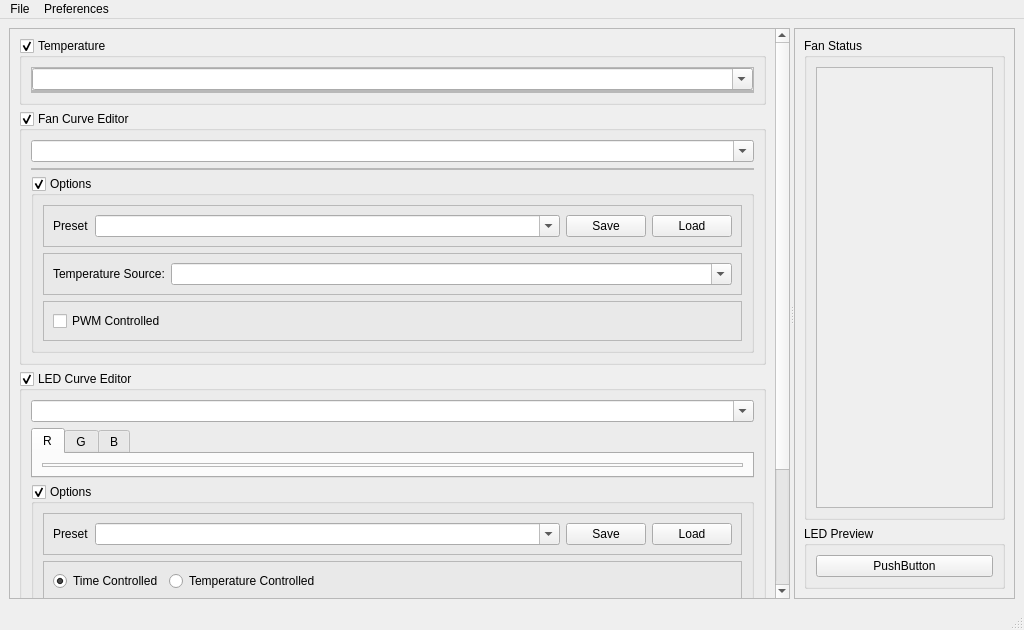
kugurst/leviathans-breath, file gui/gui.ui: the form before one commit.
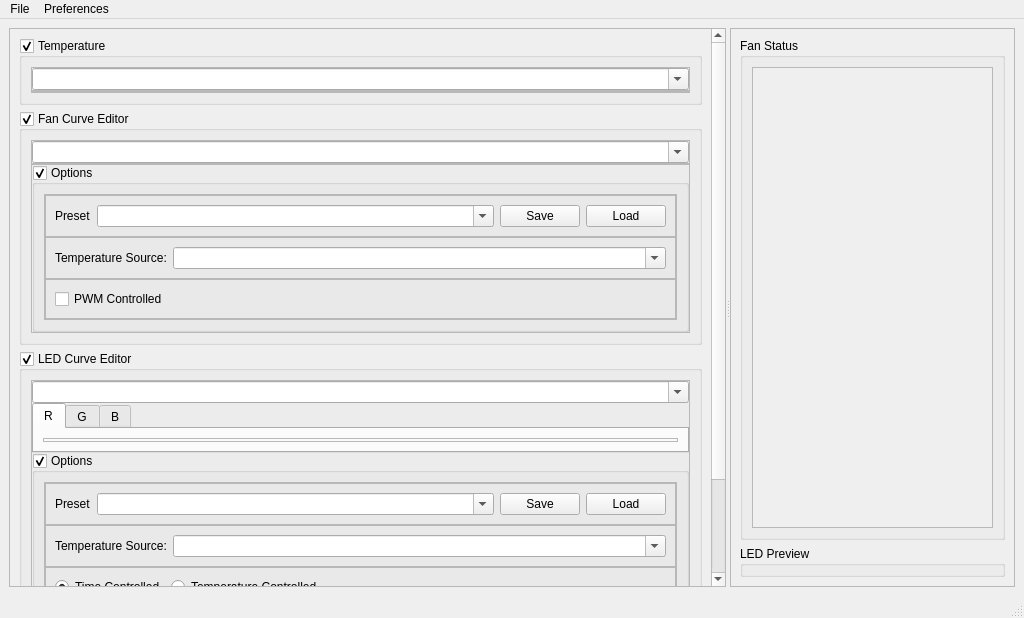
The form after the commit. Icons and pictures are not drawn.

Commit message: Fleshed out a config file for presets and names

The edit to the form file:
```diff
--- a/gui/gui.ui
+++ b/gui/gui.ui
@@ -7,12 +7,16 @@
     <x>0</x>
     <y>0</y>
     <width>1024</width>
-    <height>630</height>
+    <height>618</height>
    </rect>
   </property>
   <property name="windowTitle">
    <string>Leviathan's Breath</string>
   </property>
+  <property name="windowIcon">
+   <iconset>
+    <normaloff>logo.svg</normaloff>logo.svg</iconset>
+  </property>
   <widget class="QWidget" name="centralwidget">
    <layout class="QGridLayout" name="gridLayout_2">
     <item row="0" column="0">
@@ -28,28 +32,45 @@
         <property name="geometry">
          <rect>
           <x>0</x>
-          <y>-248</y>
-          <width>787</width>
-          <height>819</height>
+          <y>0</y>
+          <width>708</width>
+          <height>797</height>
          </rect>
         </property>
         <layout class="QGridLayout" name="gl_sawc_chart">
          <item row="1" column="0">
-          <widget class="QGroupBox" name="gb_curve_editor">
+          <widget class="QGroupBox" name="gb_fan_curve_editor">
            <property name="title">
             <string>Fan Curve Editor</string>
            </property>
            <property name="checkable">
             <bool>true</bool>
            </property>
-           <layout class="QGridLayout" name="gridLayout_12">
+           <layout class="QGridLayout" name="gl_fan_curve_editor">
             <item row="0" column="0">
-             <widget class="QComboBox" name="cb_fan_curve_selection">
-              <property name="editable">
-               <bool>true</bool>
+             <widget class="QFrame" name="f_fan_curve_editor_anim">
+              <property name="frameShape">
+               <enum>QFrame::StyledPanel</enum>
               </property>
-             </widget>
-            </item>
+              <property name="frameShadow">
+               <enum>QFrame::Raised</enum>
+              </property>
+              <layout class="QGridLayout" name="gl_fan_curve_editor_anim">
+               <property name="leftMargin">
+                <number>0</number>
+               </property>
+               <property name="topMargin">
+                <number>0</number>
+               </property>
+               <property name="rightMargin">
+                <number>0</number>
+               </property>
+               <property name="bottomMargin">
+                <number>0</number>
+               </property>
+               <property name="spacing">
+                <number>0</number>
+               </property>
             <item row="2" column="0">
              <widget class="QGroupBox" name="gb_fan_curve_options">
               <property name="title">
@@ -59,7 +80,80 @@
                <bool>true</bool>
               </property>
               <layout class="QFormLayout" name="formLayout">
-               <item row="1" column="0" colspan="2">
+                  <item row="0" column="0" colspan="2">
+                   <widget class="QFrame" name="f_fan_curve_options_anim">
+                    <property name="frameShape">
+                     <enum>QFrame::StyledPanel</enum>
+                    </property>
+                    <property name="frameShadow">
+                     <enum>QFrame::Raised</enum>
+                    </property>
+                    <layout class="QGridLayout" name="gl_fan_curve_options_anim">
+                     <property name="leftMargin">
+                      <number>0</number>
+                     </property>
+                     <property name="topMargin">
+                      <number>0</number>
+                     </property>
+                     <property name="rightMargin">
+                      <number>0</number>
+                     </property>
+                     <property name="bottomMargin">
+                      <number>0</number>
+                     </property>
+                     <property name="spacing">
+                      <number>0</number>
+                     </property>
+                     <item row="0" column="0">
+                      <widget class="QFrame" name="f_fan_options_preset">
+                       <property name="frameShape">
+                        <enum>QFrame::StyledPanel</enum>
+                       </property>
+                       <property name="frameShadow">
+                        <enum>QFrame::Raised</enum>
+                       </property>
+                       <layout class="QHBoxLayout" name="horizontalLayout">
+                        <item>
+                         <widget class="QLabel" name="label_6">
+                          <property name="text">
+                           <string>Preset</string>
+                          </property>
+                         </widget>
+                        </item>
+                        <item>
+                         <widget class="QComboBox" name="cb_fan_options_preset">
+                          <property name="sizePolicy">
+                           <sizepolicy hsizetype="MinimumExpanding" vsizetype="Fixed">
+                            <horstretch>0</horstretch>
+                            <verstretch>0</verstretch>
+                           </sizepolicy>
+                          </property>
+                          <property name="editable">
+                           <bool>true</bool>
+                          </property>
+                          <property name="insertPolicy">
+                           <enum>QComboBox::InsertAlphabetically</enum>
+                          </property>
+                         </widget>
+                        </item>
+                        <item>
+                         <widget class="QPushButton" name="pb_fan_options_save">
+                          <property name="text">
+                           <string>Save</string>
+                          </property>
+                         </widget>
+                        </item>
+                        <item>
+                         <widget class="QPushButton" name="pb_fan_options_load">
+                          <property name="text">
+                           <string>Load</string>
+                          </property>
+                         </widget>
+                        </item>
+                       </layout>
+                      </widget>
+                     </item>
+                     <item row="1" column="0">
                 <widget class="QFrame" name="f_fan_curve_temperature_source">
                  <property name="frameShape">
                   <enum>QFrame::StyledPanel</enum>
@@ -86,12 +180,15 @@
                     <property name="editable">
                      <bool>true</bool>
                     </property>
+                          <property name="insertPolicy">
+                           <enum>QComboBox::NoInsert</enum>
+                          </property>
                    </widget>
                   </item>
                  </layout>
                 </widget>
                </item>
-               <item row="2" column="0" colspan="2">
+                     <item row="2" column="0">
                 <widget class="QFrame" name="f_pwm_controlled">
                  <property name="frameShape">
                   <enum>QFrame::StyledPanel</enum>
@@ -110,49 +207,6 @@
                  </layout>
                 </widget>
                </item>
-               <item row="0" column="0" colspan="2">
-                <widget class="QFrame" name="f_fan_options_preset">
-                 <property name="frameShape">
-                  <enum>QFrame::StyledPanel</enum>
-                 </property>
-                 <property name="frameShadow">
-                  <enum>QFrame::Raised</enum>
-                 </property>
-                 <layout class="QHBoxLayout" name="horizontalLayout">
-                  <item>
-                   <widget class="QLabel" name="label_6">
-                    <property name="text">
-                     <string>Preset</string>
-                    </property>
-                   </widget>
-                  </item>
-                  <item>
-                   <widget class="QComboBox" name="cb_fan_options_preset">
-                    <property name="sizePolicy">
-                     <sizepolicy hsizetype="MinimumExpanding" vsizetype="Fixed">
-                      <horstretch>0</horstretch>
-                      <verstretch>0</verstretch>
-                     </sizepolicy>
-                    </property>
-                    <property name="editable">
-                     <bool>true</bool>
-                    </property>
-                   </widget>
-                  </item>
-                  <item>
-                   <widget class="QPushButton" name="pb_fan_options_save">
-                    <property name="text">
-                     <string>Save</string>
-                    </property>
-                   </widget>
-                  </item>
-                  <item>
-                   <widget class="QPushButton" name="pb_fan_options_load">
-                    <property name="text">
-                     <string>Load</string>
-                    </property>
-                   </widget>
-                  </item>
                  </layout>
                 </widget>
                </item>
@@ -186,6 +240,19 @@
               </layout>
              </widget>
             </item>
+               <item row="0" column="0">
+                <widget class="QComboBox" name="cb_fan_curve_selection">
+                 <property name="editable">
+                  <bool>true</bool>
+                 </property>
+                 <property name="insertPolicy">
+                  <enum>QComboBox::NoInsert</enum>
+                 </property>
+                </widget>
+               </item>
+              </layout>
+             </widget>
+            </item>
            </layout>
           </widget>
          </item>
@@ -239,6 +306,9 @@
                  <property name="editable">
                   <bool>true</bool>
                  </property>
+                 <property name="insertPolicy">
+                  <enum>QComboBox::NoInsert</enum>
+                 </property>
                 </widget>
                </item>
                <item>
@@ -284,6 +354,30 @@
            </property>
            <layout class="QGridLayout" name="gridLayout_14">
             <item row="1" column="0">
+             <widget class="QFrame" name="f_led_curve_editor_anim">
+              <property name="frameShape">
+               <enum>QFrame::StyledPanel</enum>
+              </property>
+              <property name="frameShadow">
+               <enum>QFrame::Raised</enum>
+              </property>
+              <layout class="QGridLayout" name="gl_led_curve_editor_anim">
+               <property name="leftMargin">
+                <number>0</number>
+               </property>
+               <property name="topMargin">
+                <number>0</number>
+               </property>
+               <property name="rightMargin">
+                <number>0</number>
+               </property>
+               <property name="bottomMargin">
+                <number>0</number>
+               </property>
+               <property name="spacing">
+                <number>0</number>
+               </property>
+               <item row="1" column="0">
              <widget class="QTabWidget" name="tw_led_curve_channel">
               <property name="currentIndex">
                <number>0</number>
@@ -392,13 +486,6 @@
               </widget>
              </widget>
             </item>
-            <item row="0" column="0">
-             <widget class="QComboBox" name="cb_led_curve_selection">
-              <property name="editable">
-               <bool>true</bool>
-              </property>
-             </widget>
-            </item>
             <item row="2" column="0">
              <widget class="QGroupBox" name="gb_led_curve_options">
               <property name="title">
@@ -408,7 +495,144 @@
                <bool>true</bool>
               </property>
               <layout class="QGridLayout" name="gridLayout_16">
-               <item row="4" column="0" colspan="2">
+                  <item row="2" column="0">
+                   <widget class="QFrame" name="f_led_options_anim">
+                    <property name="frameShape">
+                     <enum>QFrame::StyledPanel</enum>
+                    </property>
+                    <property name="frameShadow">
+                     <enum>QFrame::Raised</enum>
+                    </property>
+                    <layout class="QGridLayout" name="gl_led_options_anim">
+                     <property name="leftMargin">
+                      <number>0</number>
+                     </property>
+                     <property name="topMargin">
+                      <number>0</number>
+                     </property>
+                     <property name="rightMargin">
+                      <number>0</number>
+                     </property>
+                     <property name="bottomMargin">
+                      <number>0</number>
+                     </property>
+                     <property name="spacing">
+                      <number>0</number>
+                     </property>
+                     <item row="0" column="0">
+                      <widget class="QFrame" name="f_led_options_preset">
+                       <property name="frameShape">
+                        <enum>QFrame::StyledPanel</enum>
+                       </property>
+                       <property name="frameShadow">
+                        <enum>QFrame::Raised</enum>
+                       </property>
+                       <layout class="QHBoxLayout" name="horizontalLayout_2">
+                        <item>
+                         <widget class="QLabel" name="label_7">
+                          <property name="text">
+                           <string>Preset</string>
+                          </property>
+                         </widget>
+                        </item>
+                        <item>
+                         <widget class="QComboBox" name="cb_led_options_preset">
+                          <property name="sizePolicy">
+                           <sizepolicy hsizetype="MinimumExpanding" vsizetype="Fixed">
+                            <horstretch>0</horstretch>
+                            <verstretch>0</verstretch>
+                           </sizepolicy>
+                          </property>
+                          <property name="editable">
+                           <bool>true</bool>
+                          </property>
+                          <property name="insertPolicy">
+                           <enum>QComboBox::InsertAlphabetically</enum>
+                          </property>
+                         </widget>
+                        </item>
+                        <item>
+                         <widget class="QPushButton" name="pb_led_options_save">
+                          <property name="text">
+                           <string>Save</string>
+                          </property>
+                         </widget>
+                        </item>
+                        <item>
+                         <widget class="QPushButton" name="pb_led_options_load">
+                          <property name="text">
+                           <string>Load</string>
+                          </property>
+                         </widget>
+                        </item>
+                       </layout>
+                      </widget>
+                     </item>
+                     <item row="2" column="0">
+                      <widget class="QFrame" name="f_led_curve_control_selection">
+                       <property name="frameShape">
+                        <enum>QFrame::StyledPanel</enum>
+                       </property>
+                       <property name="frameShadow">
+                        <enum>QFrame::Raised</enum>
+                       </property>
+                       <layout class="QFormLayout" name="formLayout_2">
+                        <item row="0" column="0">
+                         <widget class="QRadioButton" name="rb_time_controlled">
+                          <property name="text">
+                           <string>Time Controlled</string>
+                          </property>
+                          <property name="checked">
+                           <bool>true</bool>
+                          </property>
+                         </widget>
+                        </item>
+                        <item row="0" column="1">
+                         <widget class="QRadioButton" name="rb_temperature_controlled">
+                          <property name="text">
+                           <string>Temperature Controlled</string>
+                          </property>
+                         </widget>
+                        </item>
+                       </layout>
+                      </widget>
+                     </item>
+                     <item row="1" column="0">
+                      <widget class="QFrame" name="f_led_curve_temperature">
+                       <property name="frameShape">
+                        <enum>QFrame::StyledPanel</enum>
+                       </property>
+                       <property name="frameShadow">
+                        <enum>QFrame::Raised</enum>
+                       </property>
+                       <layout class="QHBoxLayout" name="horizontalLayout_4">
+                        <item>
+                         <widget class="QLabel" name="label_5">
+                          <property name="text">
+                           <string>Temperature Source:</string>
+                          </property>
+                         </widget>
+                        </item>
+                        <item>
+                         <widget class="QComboBox" name="cb_led_curve_temperature_source_selection">
+                          <property name="sizePolicy">
+                           <sizepolicy hsizetype="MinimumExpanding" vsizetype="Fixed">
+                            <horstretch>0</horstretch>
+                            <verstretch>0</verstretch>
+                           </sizepolicy>
+                          </property>
+                          <property name="editable">
+                           <bool>true</bool>
+                          </property>
+                          <property name="insertPolicy">
+                           <enum>QComboBox::NoInsert</enum>
+                          </property>
+                         </widget>
+                        </item>
+                       </layout>
+                      </widget>
+                     </item>
+                     <item row="3" column="0">
                 <widget class="QFrame" name="f_channel_sync_options">
                  <property name="frameShape">
                   <enum>QFrame::StyledPanel</enum>
@@ -450,111 +674,20 @@
                  </layout>
                 </widget>
                </item>
-               <item row="2" column="0" colspan="2">
-                <widget class="QFrame" name="f_led_curve_temperature">
-                 <property name="frameShape">
-                  <enum>QFrame::StyledPanel</enum>
-                 </property>
-                 <property name="frameShadow">
-                  <enum>QFrame::Raised</enum>
-                 </property>
-                 <layout class="QHBoxLayout" name="horizontalLayout_4">
-                  <item>
-                   <widget class="QLabel" name="label_5">
-                    <property name="text">
-                     <string>Temperature Source:</string>
-                    </property>
+                    </layout>
                    </widget>
                   </item>
-                  <item>
-                   <widget class="QComboBox" name="cb_led_curve_temperature_source_selection">
-                    <property name="sizePolicy">
-                     <sizepolicy hsizetype="MinimumExpanding" vsizetype="Fixed">
-                      <horstretch>0</horstretch>
-                      <verstretch>0</verstretch>
-                     </sizepolicy>
-                    </property>
-                    <property name="editable">
-                     <bool>true</bool>
-                    </property>
-                   </widget>
-                  </item>
                  </layout>
                 </widget>
                </item>
-               <item row="1" column="0" colspan="2">
-                <widget class="QFrame" name="f_led_curve_control_selection">
-                 <property name="frameShape">
-                  <enum>QFrame::StyledPanel</enum>
-                 </property>
-                 <property name="frameShadow">
-                  <enum>QFrame::Raised</enum>
-                 </property>
-                 <layout class="QFormLayout" name="formLayout_2">
                   <item row="0" column="0">
-                   <widget class="QRadioButton" name="rb_time_controlled">
-                    <property name="text">
-                     <string>Time Controlled</string>
-                    </property>
-                    <property name="checked">
-                     <bool>true</bool>
-                    </property>
-                   </widget>
-                  </item>
-                  <item row="0" column="1">
-                   <widget class="QRadioButton" name="rb_temperature_controlled">
-                    <property name="text">
-                     <string>Temperature Controlled</string>
-                    </property>
-                   </widget>
-                  </item>
-                 </layout>
-                </widget>
-               </item>
-               <item row="0" column="0" colspan="2">
-                <widget class="QFrame" name="f_led_options_preset">
-                 <property name="frameShape">
-                  <enum>QFrame::StyledPanel</enum>
-                 </property>
-                 <property name="frameShadow">
-                  <enum>QFrame::Raised</enum>
-                 </property>
-                 <layout class="QHBoxLayout" name="horizontalLayout_2">
-                  <item>
-                   <widget class="QLabel" name="label_7">
-                    <property name="text">
-                     <string>Preset</string>
-                    </property>
-                   </widget>
-                  </item>
-                  <item>
-                   <widget class="QComboBox" name="cb_led_options_preset">
-                    <property name="sizePolicy">
-                     <sizepolicy hsizetype="MinimumExpanding" vsizetype="Fixed">
-                      <horstretch>0</horstretch>
-                      <verstretch>0</verstretch>
-                     </sizepolicy>
-                    </property>
+                <widget class="QComboBox" name="cb_led_curve_selection">
                     <property name="editable">
                      <bool>true</bool>
                     </property>
-                   </widget>
-                  </item>
-                  <item>
-                   <widget class="QPushButton" name="pb_led_options_save">
-                    <property name="text">
-                     <string>Save</string>
-                    </property>
-                   </widget>
-                  </item>
-                  <item>
-                   <widget class="QPushButton" name="pb_led_options_load">
-                    <property name="text">
-                     <string>Load</string>
-                    </property>
-                   </widget>
-                  </item>
-                 </layout>
+                 <property name="insertPolicy">
+                  <enum>QComboBox::NoInsert</enum>
+                 </property>
                 </widget>
                </item>
               </layout>
@@ -567,6 +700,12 @@
        </widget>
       </widget>
       <widget class="QFrame" name="f_fan_and_preview">
+       <property name="minimumSize">
+        <size>
+         <width>285</width>
+         <height>0</height>
+        </size>
+       </property>
        <property name="frameShape">
         <enum>QFrame::StyledPanel</enum>
        </property>
@@ -602,8 +741,8 @@
                <rect>
                 <x>0</x>
                 <y>0</y>
-                <width>154</width>
-                <height>443</height>
+                <width>233</width>
+                <height>473</height>
                </rect>
               </property>
               <property name="sizePolicy">
@@ -630,20 +769,22 @@
           <property name="title">
            <string>LED Preview</string>
           </property>
-          <layout class="QGridLayout" name="gridLayout_11">
-           <item row="0" column="0">
-            <widget class="QPushButton" name="pb_led_preview">
-             <property name="sizePolicy">
-              <sizepolicy hsizetype="MinimumExpanding" vsizetype="Fixed">
-               <horstretch>0</horstretch>
-               <verstretch>0</verstretch>
-              </sizepolicy>
-             </property>
-             <property name="text">
-              <string>PushButton</string>
-             </property>
-            </widget>
-           </item>
+          <layout class="QGridLayout" name="gl_led_preview">
+           <property name="leftMargin">
+            <number>0</number>
+           </property>
+           <property name="topMargin">
+            <number>6</number>
+           </property>
+           <property name="rightMargin">
+            <number>0</number>
+           </property>
+           <property name="bottomMargin">
+            <number>0</number>
+           </property>
+           <property name="spacing">
+            <number>0</number>
+           </property>
           </layout>
          </widget>
         </item>
```
Left out of the diff: 9 changed lines with no effect on the pictures. Lines whose indentation alone changed are shown as unchanged. The commit also changes 8 other files.
